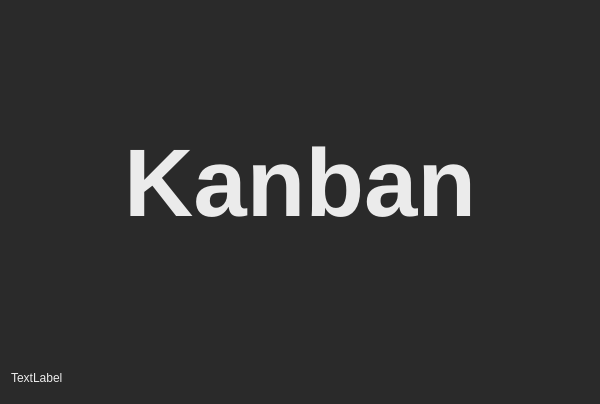
StefanoLusardi/Kanban, file Kanban/SplashScreen/SplashScreen.ui: the form before one commit.
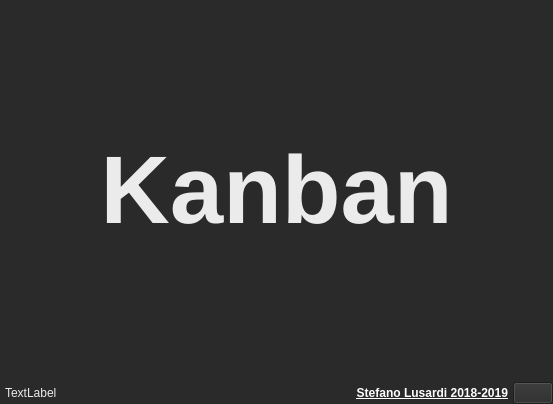
The form after the commit. Icons and pictures are not drawn.

Commit message: Top Bar Button redesigned

```diff
--- a/Kanban/SplashScreen/SplashScreen.ui
+++ b/Kanban/SplashScreen/SplashScreen.ui
@@ -6,7 +6,7 @@
    <rect>
     <x>0</x>
     <y>0</y>
-    <width>600</width>
+    <width>553</width>
     <height>404</height>
    </rect>
   </property>
@@ -16,24 +16,23 @@
   <property name="styleSheet">
    <string notr="true">background-color: rgb(42, 42, 42);</string>
   </property>
-  <layout class="QVBoxLayout" name="verticalLayout_2">
-   <item>
-    <widget class="QLabel" name="mTitleLabel">
-     <property name="sizePolicy">
-      <sizepolicy hsizetype="Preferred" vsizetype="Preferred">
-       <horstretch>0</horstretch>
-       <verstretch>0</verstretch>
-      </sizepolicy>
-     </property>
-     <property name="text">
-      <string>&lt;html&gt;&lt;head/&gt;&lt;body&gt;&lt;p align=&quot;center&quot;&gt;&lt;span style=&quot; font-size:72pt; font-weight:600; color:#ebebeb;&quot;&gt;Kanban&lt;/span&gt;&lt;/p&gt;&lt;/body&gt;&lt;/html&gt;</string>
-     </property>
-     <property name="textFormat">
-      <enum>Qt::RichText</enum>
-     </property>
-    </widget>
-   </item>
-   <item>
+  <layout class="QGridLayout" name="gridLayout" rowstretch="1,0,0,0,0,0,0,0,0">
+   <property name="leftMargin">
+    <number>0</number>
+   </property>
+   <property name="topMargin">
+    <number>0</number>
+   </property>
+   <property name="rightMargin">
+    <number>0</number>
+   </property>
+   <property name="bottomMargin">
+    <number>0</number>
+   </property>
+   <property name="spacing">
+    <number>0</number>
+   </property>
+   <item row="3" column="0">
     <widget class="QLabel" name="mMessageLabel">
      <property name="sizePolicy">
       <sizepolicy hsizetype="Preferred" vsizetype="Preferred">
@@ -44,13 +43,13 @@
      <property name="minimumSize">
       <size>
        <width>0</width>
-       <height>30</height>
+       <height>0</height>
       </size>
      </property>
      <property name="maximumSize">
       <size>
        <width>16777215</width>
-       <height>30</height>
+       <height>16777215</height>
       </size>
      </property>
      <property name="styleSheet">
@@ -62,6 +61,67 @@
      <property name="alignment">
       <set>Qt::AlignLeading|Qt::AlignLeft|Qt::AlignVCenter</set>
      </property>
+     <property name="margin">
+      <number>20</number>
+     </property>
+     <property name="indent">
+      <number>5</number>
+     </property>
+    </widget>
+   </item>
+   <item row="3" column="2">
+    <widget class="QPushButton" name="pushButton">
+     <property name="sizePolicy">
+      <sizepolicy hsizetype="Maximum" vsizetype="MinimumExpanding">
+       <horstretch>0</horstretch>
+       <verstretch>0</verstretch>
+      </sizepolicy>
+     </property>
+     <property name="text">
+      <string/>
+     </property>
+     <property name="icon">
+      <iconset resource="../kanban.qrc">
+       <normaloff>:/github_icon</normaloff>:/github_icon</iconset>
+     </property>
+    </widget>
+   </item>
+   <item row="3" column="1">
+    <widget class="QLabel" name="label">
+     <property name="styleSheet">
+      <string notr="true">color: rgb(235, 235, 235);</string>
+     </property>
+     <property name="text">
+      <string>&lt;html&gt;&lt;head/&gt;&lt;body&gt;&lt;p&gt;&lt;a href=&quot;https://github.com/StefanoLusardi/Kanban&quot;&gt;&lt;span style=&quot; font-weight:600; text-decoration: underline; color:#ffffff;&quot;&gt;Stefano Lusardi 2018-2019&lt;/span&gt;&lt;/a&gt;&lt;/p&gt;&lt;/body&gt;&lt;/html&gt;</string>
+     </property>
+     <property name="alignment">
+      <set>Qt::AlignRight|Qt::AlignTrailing|Qt::AlignVCenter</set>
+     </property>
+     <property name="margin">
+      <number>0</number>
+     </property>
+     <property name="indent">
+      <number>5</number>
+     </property>
+     <property name="textInteractionFlags">
+      <set>Qt::LinksAccessibleByKeyboard|Qt::LinksAccessibleByMouse</set>
+     </property>
+    </widget>
+   </item>
+   <item row="0" column="0" colspan="3">
+    <widget class="QLabel" name="mTitleLabel">
+     <property name="sizePolicy">
+      <sizepolicy hsizetype="Preferred" vsizetype="Preferred">
+       <horstretch>0</horstretch>
+       <verstretch>0</verstretch>
+      </sizepolicy>
+     </property>
+     <property name="text">
+      <string>&lt;html&gt;&lt;head/&gt;&lt;body&gt;&lt;p align=&quot;center&quot;&gt;&lt;span style=&quot; font-size:72pt; font-weight:600; color:#ebebeb;&quot;&gt;Kanban&lt;/span&gt;&lt;/p&gt;&lt;/body&gt;&lt;/html&gt;</string>
+     </property>
+     <property name="textFormat">
+      <enum>Qt::RichText</enum>
+     </property>
     </widget>
    </item>
   </layout>
```
Left out of the diff: 4 changed lines with no effect on the pictures. The commit also changes 19 other files.
